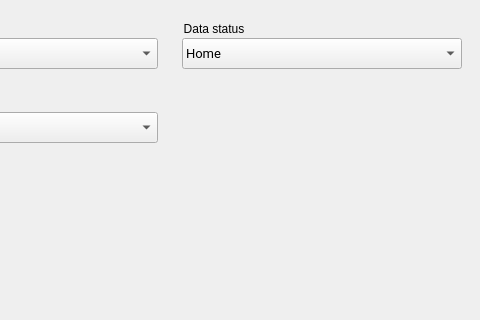
Qt form android/skin/qt/extended-pages/cellular-page.ui (aosp-mirror/platform_external_qemu) before a commit; both pictures show x 142 to 622 and y 0 to 320 of the 622 by 580 pixel window.
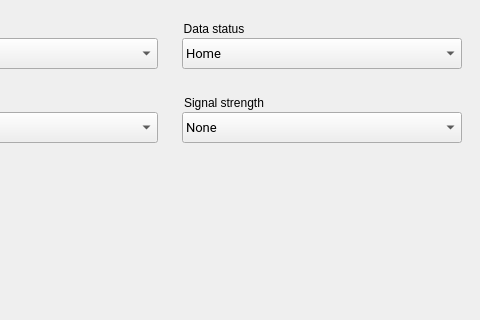
The same form after that commit.

Commit message:
Expose the new gsm signal feature in the Qt UI
Add a combobox displaying the different signal strength choices in the
cellular UI.

Diff of the .ui file:
```diff
--- a/android/skin/qt/extended-pages/cellular-page.ui
+++ b/android/skin/qt/extended-pages/cellular-page.ui
@@ -127,6 +127,25 @@
     <string notr="true">Title</string>
    </property>
   </widget>
+  <widget class="QGroupBox" name="cell_signalGroupBox">
+   <property name="geometry">
+    <rect>
+     <x>324</x>
+     <y>94</y>
+     <width>131</width>
+     <height>24</height>
+    </rect>
+   </property>
+   <property name="styleSheet">
+    <string notr="true">border: 0px;</string>
+   </property>
+   <property name="title">
+    <string>Signal strength</string>
+   </property>
+   <property name="ColorGroup" stdset="0">
+    <string notr="true">Title</string>
+   </property>
+  </widget>
   <widget class="QComboBox" name="cell_voiceStatusBox">
    <property name="geometry">
     <rect>
@@ -215,6 +234,50 @@
     </property>
    </item>
   </widget>
+  <widget class="QComboBox" name="cell_signalStatusBox">
+   <property name="geometry">
+    <rect>
+     <x>324</x>
+     <y>112</y>
+     <width>280</width>
+     <height>31</height>
+    </rect>
+   </property>
+   <property name="font">
+    <font>
+     <family>Roboto</family>
+     <pointsize>10</pointsize>
+    </font>
+   </property>
+   <property name="styleSheet">
+    <string notr="true">padding: 3px 3px 3px 3px;</string>
+   </property>
+   <item>
+    <property name="text">
+     <string>None</string>
+    </property>
+   </item>
+   <item>
+    <property name="text">
+     <string>Poor</string>
+    </property>
+   </item>
+   <item>
+    <property name="text">
+     <string>Moderate</string>
+    </property>
+   </item>
+   <item>
+    <property name="text">
+     <string>Good</string>
+    </property>
+   </item>
+   <item>
+    <property name="text">
+     <string>Great</string>
+    </property>
+   </item>
+  </widget>
  </widget>
  <resources/>
  <connections/>
```
The commit also changes 2 other files.
